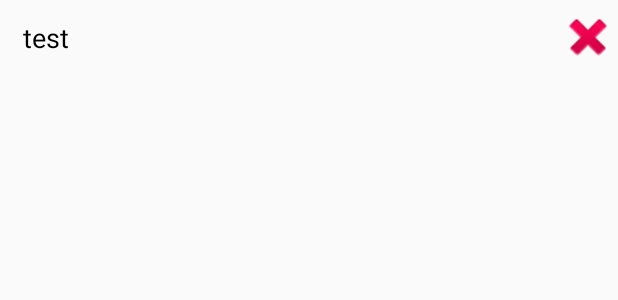
After one commit to LLeonyR/MVVMFrameApp, an Android app: the layout item_recycler.xml on its own in the app's theme, with its tools: preview values and no code run, on a phone screen of 412 x 824 dp. The commit adds this screen. Shown: the top 300 px of the screen. Run offline under Robolectric (Android 15) with nearby library versions, the phone set to English and light mode, and no system bars.

Commit message:
支持库统一整理

```diff
--- /dev/null
+++ b/app/src/main/res/layout/item_recycler.xml
@@ -0,0 +1,27 @@
+<?xml version="1.0" encoding="utf-8"?>
+<LinearLayout xmlns:android="http://schemas.android.com/apk/res/android"
+    xmlns:tools="http://schemas.android.com/tools"
+    android:layout_width="match_parent"
+    android:layout_height="wrap_content"
+    android:gravity="center_vertical"
+    android:orientation="horizontal">
+
+    <TextView
+        android:id="@+id/item_content"
+        android:layout_width="wrap_content"
+        android:layout_height="50dp"
+        android:layout_weight="1"
+        android:gravity="center_vertical"
+        android:paddingStart="15dp"
+        android:paddingEnd="15dp"
+        android:textColor="@android:color/black"
+        android:textSize="18sp"
+        tools:text="test" />
+
+    <ImageView
+        android:id="@+id/item_del"
+        android:layout_width="40dp"
+        android:layout_height="40dp"
+        android:src="@android:drawable/ic_delete" />
+
+</LinearLayout>
--- a/build.gradle
+++ b/build.gradle
@@ -1,5 +1,6 @@
 // Top-level build file where you can add configuration options common to all sub-projects/modules.
 //https://www.jianshu.com/p/eb5ce8163a9b
+apply from: "config.gradle"
 
 buildscript {
 
@@ -8,7 +9,7 @@ buildscript {
         jcenter()
     }
     dependencies {
-        classpath 'com.android.tools.build:gradle:2.3.0'
+        classpath 'com.android.tools.build:gradle:3.0.0'
         //bintray 插件
         classpath 'com.jfrog.bintray.gradle:gradle-bintray-plugin:1.8.4'
         classpath 'com.github.dcendents:android-maven-gradle-plugin:1.5'
```
Also changed, not shown: EaseyUtils/build.gradle (+10 -8 lines), app/build.gradle (+19 -9 lines), app/src/main/java/com/leonyr/easyutils/MAdapter.java (added, +74 -0 lines), app/src/main/java/com/leonyr/easyutils/MainActivity.java (+27 -0 lines), app/src/main/res/layout/activity_main.xml (+10 -3 lines), config.gradle (added, +24 -0 lines).
